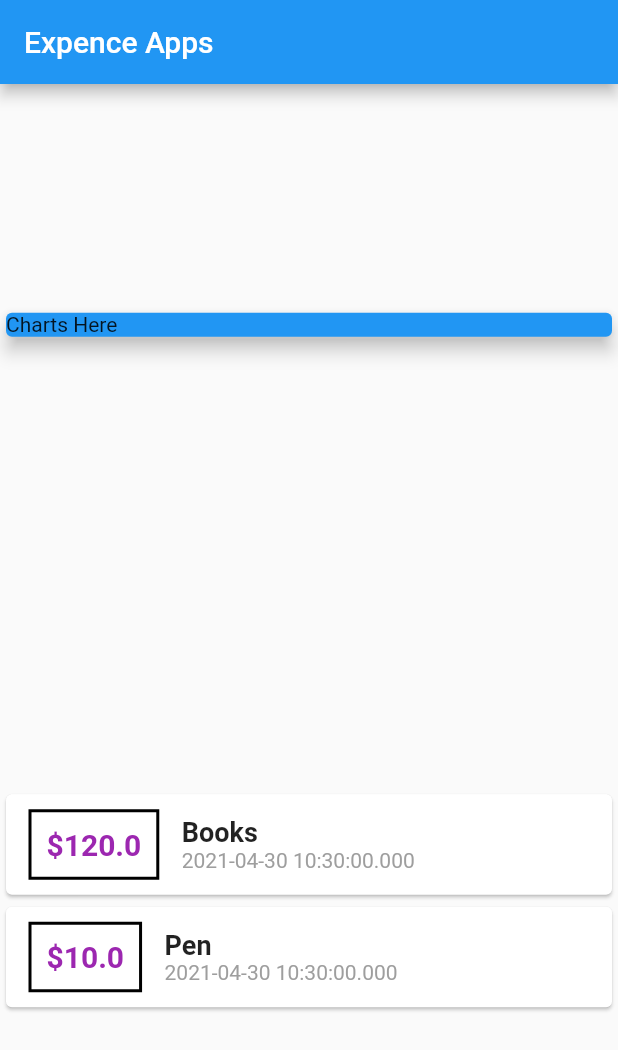
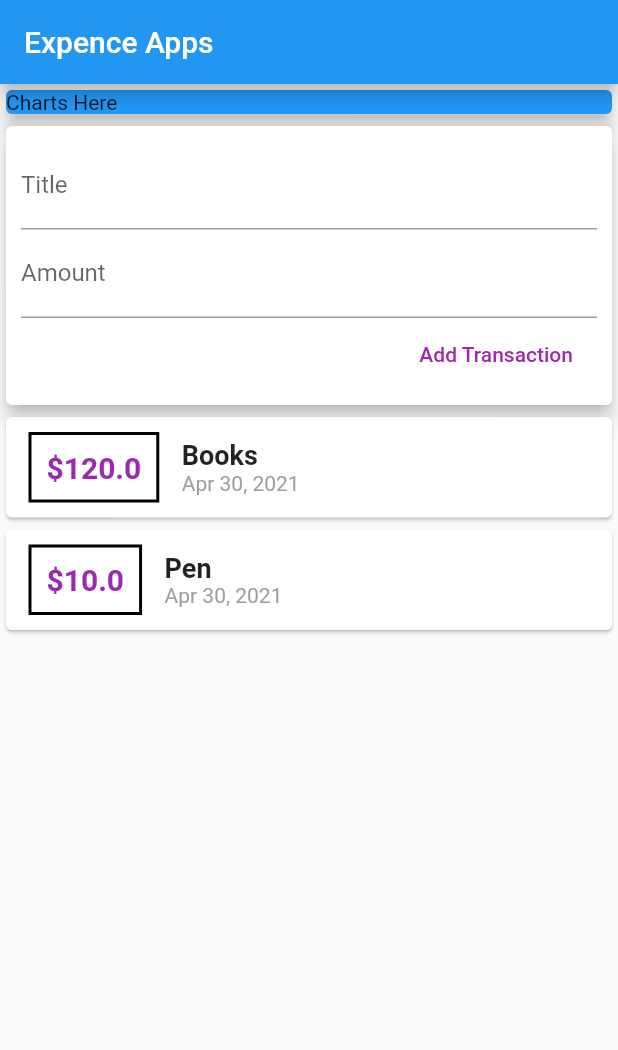
Before and after one commit to Anik2069/flutter, a Flutter app: the screen it shows after launch, on a phone screen of 412 x 824 dp. Shown: the top 1050 px of the screen. Run offline on Flutter 3.47's test engine with Material 2 defaults, Android fonts, the light colour scheme and no system bars.

Commit message:
Transaction Field

```diff
--- a/expense_app/lib/main.dart
+++ b/expense_app/lib/main.dart
@@ -1,4 +1,5 @@
 import 'package:flutter/material.dart';
+import 'package:intl/intl.dart';
 import './transaction.dart';
 
 void main() {
@@ -68,7 +69,7 @@ class MyHomePage extends StatelessWidget {
         title: Text("Expence Apps"),
       ),
       body: Column(
-        mainAxisAlignment: MainAxisAlignment.spaceAround,
+        // mainAxisAlignment: MainAxisAlignment.spaceAround,
         crossAxisAlignment: CrossAxisAlignment.stretch,
         children: <Widget>[
           Container(
@@ -79,6 +80,26 @@ class MyHomePage extends StatelessWidget {
               elevation: 5,
             ),
           ),
+          //input Field
+          Card(
+            elevation: 5, //inner padding and margin
+            child: Container(
+              padding: EdgeInsets.all(10),
+              child: Column(
+                crossAxisAlignment: CrossAxisAlignment.end,
+                children: <Widget>[
+                  TextField(
+                    decoration: InputDecoration(labelText: 'Title'),
+                  ),
+                  TextField(
+                    decoration: InputDecoration(labelText: 'Amount'),
+                  ),
+                  FlatButton(onPressed: () {}, child: Text('Add Transaction'),textColor: Colors.purple,)
+                ],
+              ),
+            ),
+          ),
+          //List of Transaction
           Column(
             children: transactions.map((tx) {
               return Card(
@@ -90,40 +111,36 @@ class MyHomePage extends StatelessWidget {
                         horizontal: 15,
                       ),
                       decoration: BoxDecoration(
-                        border: Border.all(
-                          color: Colors.black,
-                          width: 2,
-                        )
-                      ),
+                          border: Border.all(
+                        color: Colors.black,
+                        width: 2,
+                      )),
                       padding: EdgeInsets.all(10),
                       child: Text(
-                         '\$${tx.amount}',
+                        '\$${tx.amount}',
                         style: TextStyle(
                           fontWeight: FontWeight.bold,
                           fontSize: 20,
                           color: Colors.purple,
-
                         ),
                       ),
                     ),
                     Column(
                       crossAxisAlignment: CrossAxisAlignment.start,
-
                       children: <Widget>[
                         Text(
-                            tx.title,
+                          tx.title,
                           style: TextStyle(
                             fontWeight: FontWeight.bold,
                             fontSize: 18,
-
                           ),
                         ),
                         Text(
-                            tx.date.toString(),
+                          // tx.date.toString(),
+                          DateFormat.yMMMd().format(tx.date),
                           style: TextStyle(
                             color: Colors.grey,
                           ),
-
                         ),
                       ],
                     )
--- a/expense_app/pubspec.yaml
+++ b/expense_app/pubspec.yaml
@@ -23,6 +23,7 @@ environment:
 dependencies:
   flutter:
     sdk: flutter
+  intl: ^0.15.8
 
 
   # The following adds the Cupertino Icons font to your application.
```
Also changed, not shown: expense_app/pubspec.lock.
